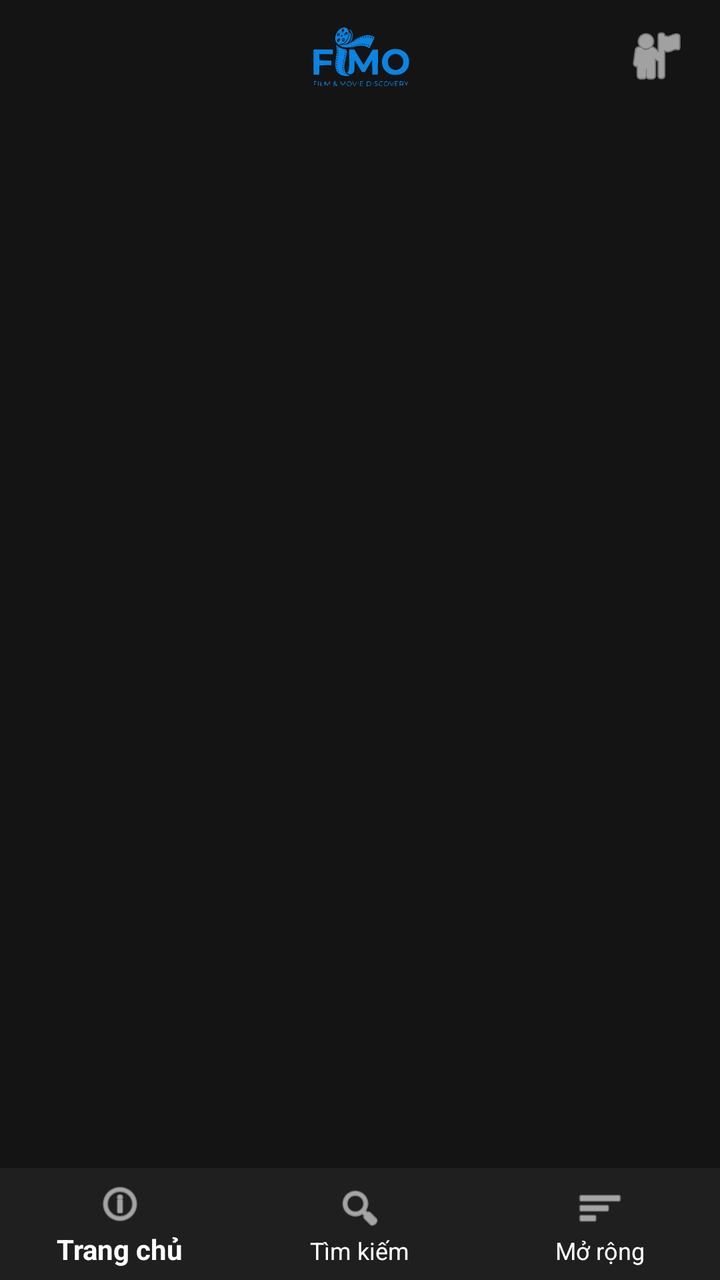
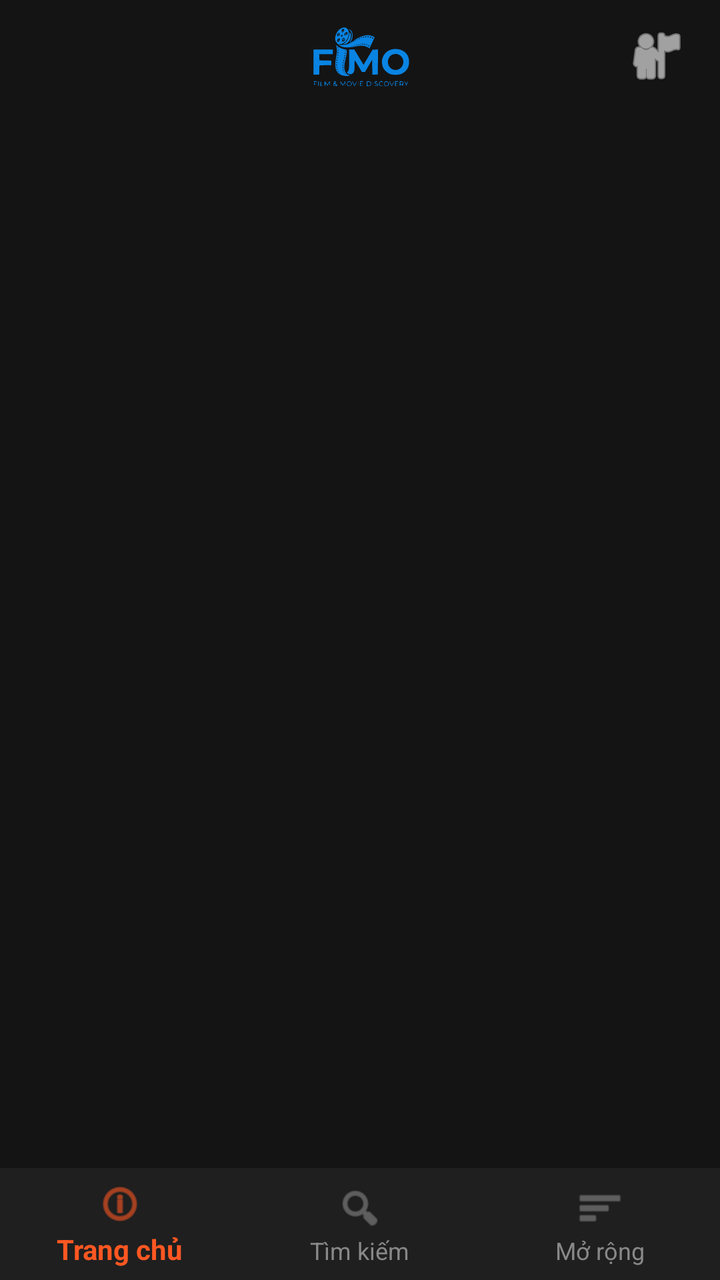

Two renders of the same Android screen: before a commit and after it. Below are the layout's source before the change and the commit's diff.
<!-- AndroidManifest.xml: application theme Theme.AppCompat.DayNight.NoActionBar -->
<!-- res/layout/activity_main.xml -->
<?xml version="1.0" encoding="utf-8"?>
<RelativeLayout xmlns:android="http://schemas.android.com/apk/res/android"
    xmlns:app="http://schemas.android.com/apk/res-auto"
    android:layout_width="match_parent"
    android:layout_height="match_parent"
    android:background="#141414">

    <RelativeLayout
        android:id="@+id/topBar"
        android:layout_width="match_parent"
        android:layout_height="56dp"
        android:paddingHorizontal="16dp">

        <ImageView
            android:layout_width="120dp"
            android:layout_height="40dp"
            android:layout_centerInParent="true"
            android:scaleType="fitCenter"
            android:src="@drawable/screenshot_2026_05_23_150929"
            android:contentDescription="FIMO Logo"
            app:tint="#0984E3" />

        <ImageView
            android:id="@+id/icLogin"
            android:layout_width="32dp"
            android:layout_height="32dp"
            android:layout_alignParentEnd="true"
            android:layout_centerVertical="true"
            android:contentDescription="Login"
            android:src="@android:drawable/ic_menu_myplaces"
            app:tint="#FFFFFF" />
    </RelativeLayout>

    <FrameLayout
        android:id="@+id/fragment_container"
        android:layout_width="match_parent"
        android:layout_height="match_parent"
        android:layout_above="@id/bottomNavigation"
        android:layout_below="@id/topBar" />

    <com.google.android.material.bottomnavigation.BottomNavigationView
        android:id="@+id/bottomNavigation"
        android:layout_width="match_parent"
        android:layout_height="wrap_content"
        android:layout_alignParentBottom="true"
        android:background="#1F1F1F"
        app:itemIconTint="#FFFFFF"
        app:itemTextColor="#FFFFFF"
        app:menu="@menu/bottom_nav_menu" />
</RelativeLayout>
<!-- resources referenced by this layout -->
<resources>
  <!-- drawable screenshot_2026_05_23_150929: vector/xml drawable (drawable, 15398 chars, omitted) -->
</resources>

<!-- the commit's change to res/layout/activity_main.xml (unified diff, before → after) -->
@@ -44,7 +44,9 @@
         android:layout_height="wrap_content"
         android:layout_alignParentBottom="true"
         android:background="#1F1F1F"
-        app:itemIconTint="#FFFFFF"
-        app:itemTextColor="#FFFFFF"
-        app:menu="@menu/bottom_nav_menu" />
+        app:menu="@menu/bottom_nav_menu"
+        app:labelVisibilityMode="labeled"
+        app:itemIconTint="@color/nav_item_color"
+        app:itemTextColor="@color/nav_item_color" />
+
 </RelativeLayout>
